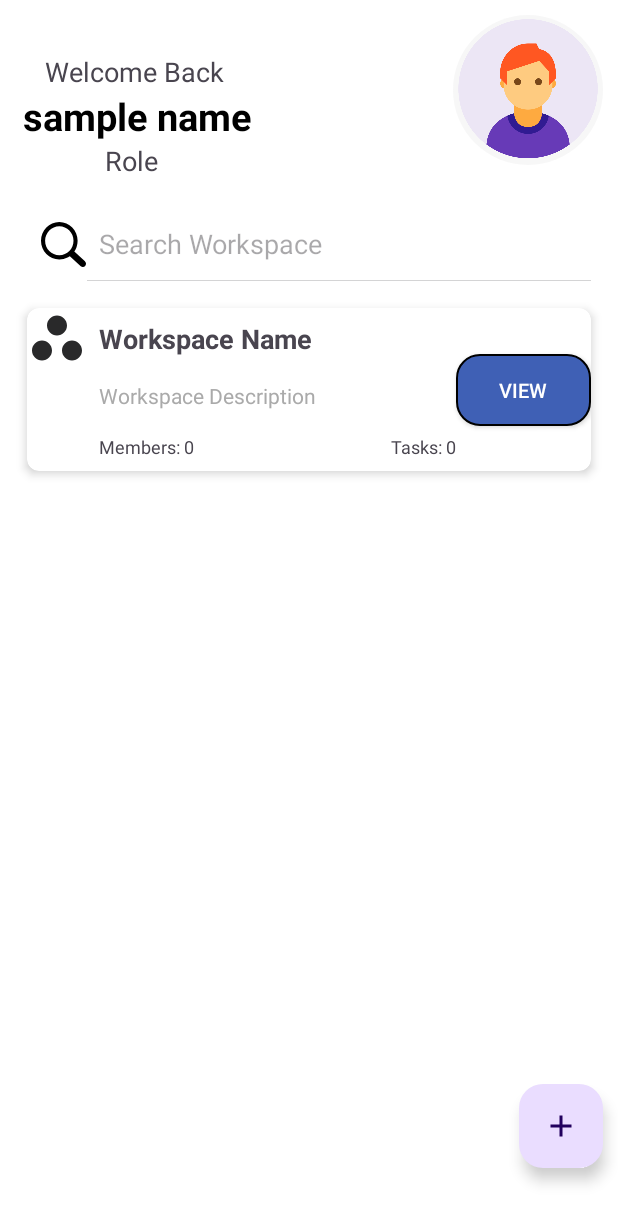
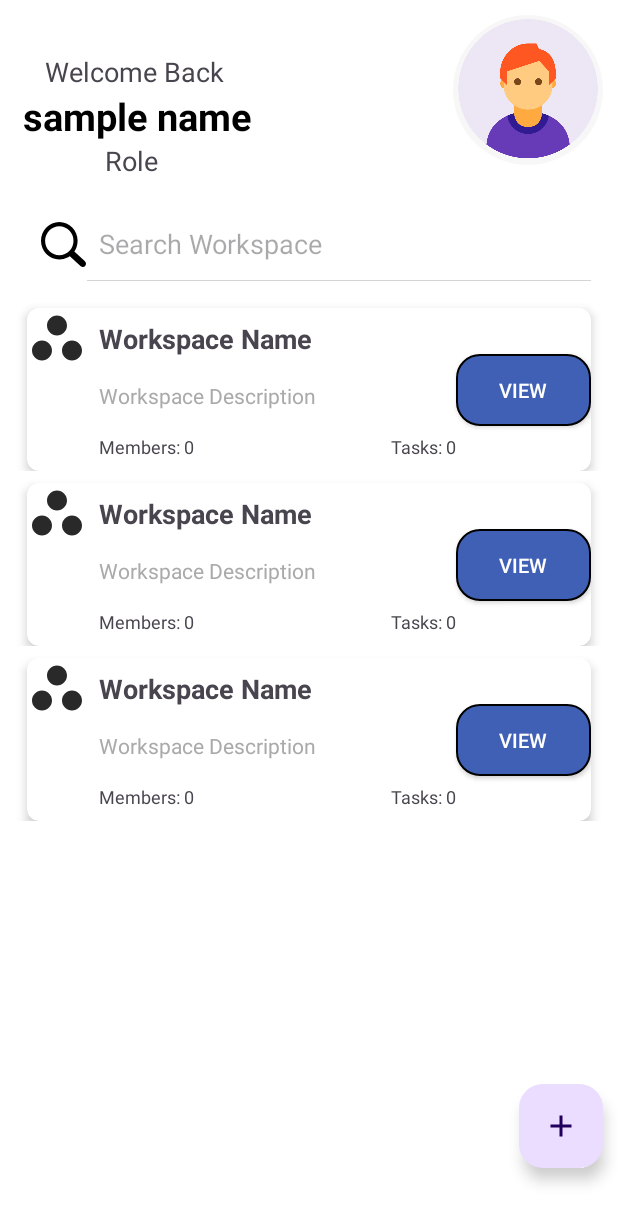
Before and after one commit to itsWaleeddev/Teams-Collaboration, an Android app: the layout activity_main.xml on its own in the app's theme, with its tools: preview values and no code run, on a phone screen of 412 x 824 dp. Shown: the top 1223 px of the screen. Run offline under Robolectric (Android 15) with nearby library versions, the phone set to English and light mode, and no system bars.

```diff
--- a/app/src/main/res/layout/item_workspace.xml
+++ b/app/src/main/res/layout/item_workspace.xml
@@ -3,7 +3,7 @@
     xmlns:app="http://schemas.android.com/apk/res-auto"
     xmlns:tools="http://schemas.android.com/tools"
     android:layout_width="match_parent"
-    android:layout_height="match_parent">
+    android:layout_height="wrap_content">
 
     <androidx.cardview.widget.CardView
         android:layout_width="match_parent"
```
Also changed, not shown: app/src/main/java/com/example/teamscollaboration/MainActivity.java (+17 -0 lines).
